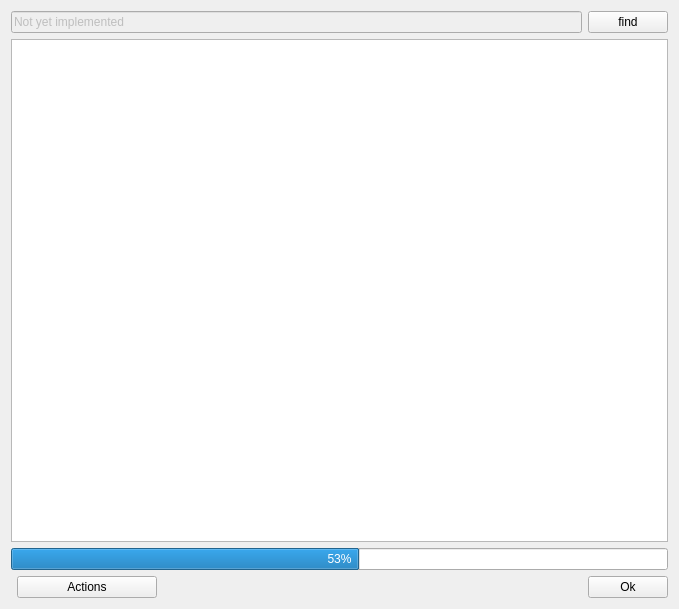
This is ui/manager.ui in euroelessar/qutim as Qt 5 draws it before an edit. The edited form follows.
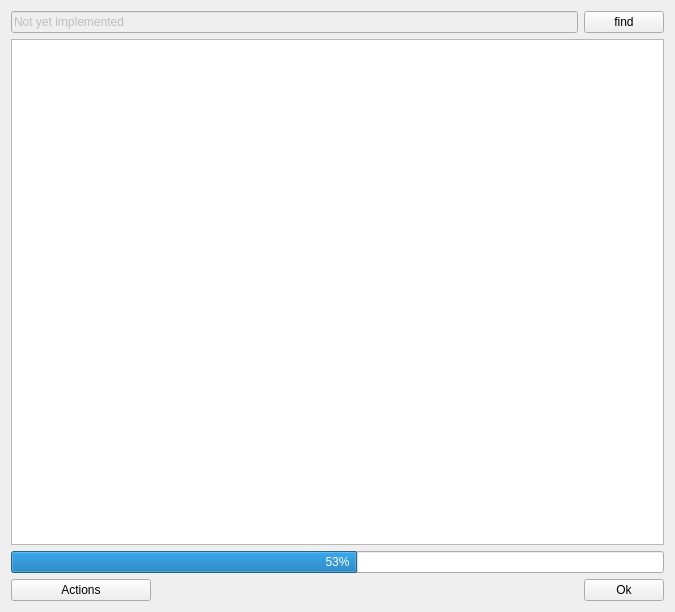
This is the edited form. Icons and pictures are not drawn.

Diff of the .ui file:
```diff
--- a/ui/manager.ui
+++ b/ui/manager.ui
@@ -6,8 +6,8 @@
    <rect>
     <x>0</x>
     <y>0</y>
-    <width>679</width>
-    <height>609</height>
+    <width>675</width>
+    <height>612</height>
    </rect>
   </property>
   <property name="minimumSize">
@@ -75,7 +75,7 @@
      </property>
     </spacer>
    </item>
-   <item row="13" column="1">
+   <item row="13" column="0" colspan="2">
     <widget class="QPushButton" name="actionsButton">
      <property name="minimumSize">
       <size>
```
Left out of the diff: 2 changed lines with no effect on the pictures.
